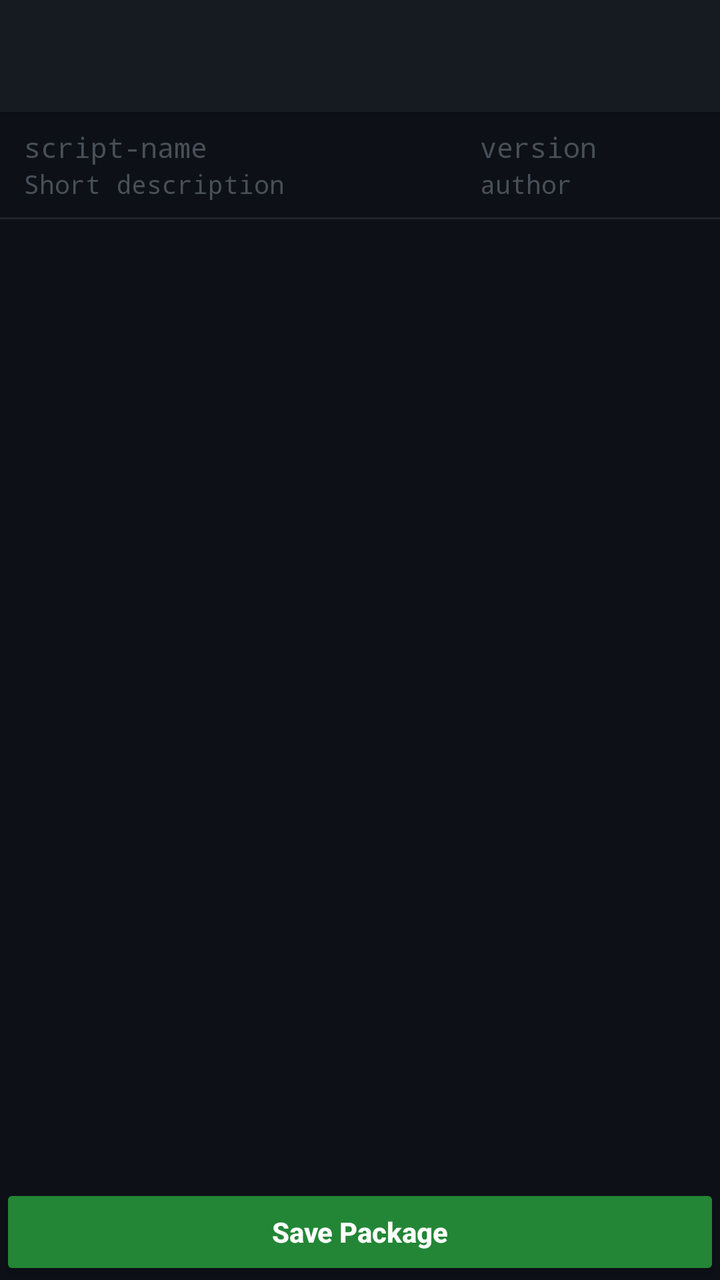
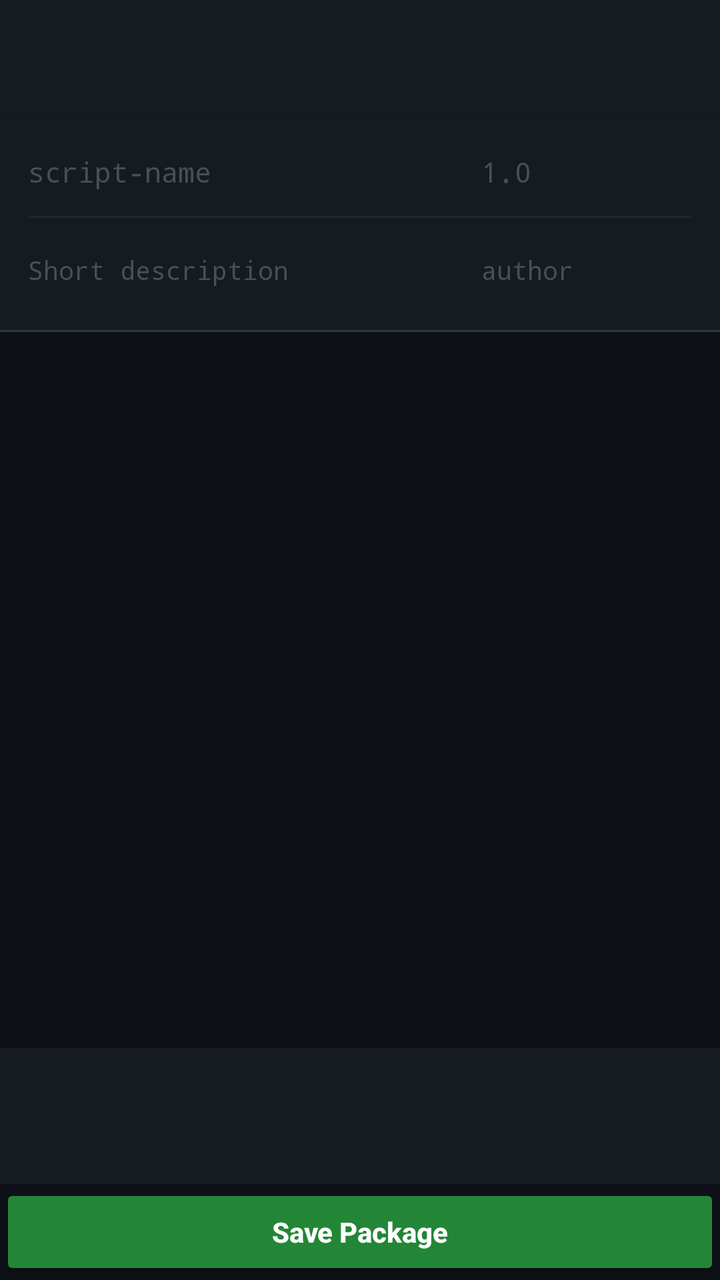

Two renders of the same Android screen: before a commit and after it. Below are the layout's source before the change and the commit's diff.
<!-- AndroidManifest.xml: application theme Theme.LayerDroidTerminal -->
<!-- res/layout/activity_edit_package.xml -->
<?xml version="1.0" encoding="utf-8"?>
<androidx.constraintlayout.widget.ConstraintLayout
    xmlns:android="http://schemas.android.com/apk/res/android"
    xmlns:app="http://schemas.android.com/apk/res-auto"
    android:layout_width="match_parent"
    android:layout_height="match_parent"
    android:background="#0D1117"
    android:fitsSystemWindows="true">

    <androidx.appcompat.widget.Toolbar
        android:id="@+id/toolbar"
        android:layout_width="0dp"
        android:layout_height="?attr/actionBarSize"
        android:background="#161B22"
        android:elevation="4dp"
        app:titleTextColor="#56D364"
        app:popupTheme="@style/ThemeOverlay.AppCompat.Dark"
        app:layout_constraintTop_toTopOf="parent"
        app:layout_constraintStart_toStartOf="parent"
        app:layout_constraintEnd_toEndOf="parent" />

    
    <LinearLayout
        android:id="@+id/rowMeta1"
        android:layout_width="0dp"
        android:layout_height="wrap_content"
        android:orientation="horizontal"
        android:paddingStart="12dp"
        android:paddingEnd="12dp"
        android:paddingTop="8dp"
        app:layout_constraintTop_toBottomOf="@id/toolbar"
        app:layout_constraintStart_toStartOf="parent"
        app:layout_constraintEnd_toEndOf="parent">

        <EditText
            android:id="@+id/etName"
            android:layout_width="0dp"
            android:layout_height="wrap_content"
            android:layout_weight="2"
            android:hint="script-name"
            android:textColor="#E6EDF3"
            android:textColorHint="#484F58"
            android:textSize="14sp"
            android:fontFamily="monospace"
            android:background="@null"
            android:inputType="textNoSuggestions"
            android:layout_marginEnd="12dp" />

        <EditText
            android:id="@+id/etVersion"
            android:layout_width="0dp"
            android:layout_height="wrap_content"
            android:layout_weight="1"
            android:hint="version"
            android:textColor="#E6EDF3"
            android:textColorHint="#484F58"
            android:textSize="14sp"
            android:fontFamily="monospace"
            android:background="@null"
            android:inputType="textNoSuggestions" />
    </LinearLayout>

    
    <LinearLayout
        android:id="@+id/rowMeta2"
        android:layout_width="0dp"
        android:layout_height="wrap_content"
        android:orientation="horizontal"
        android:paddingStart="12dp"
        android:paddingEnd="12dp"
        android:paddingBottom="8dp"
        app:layout_constraintTop_toBottomOf="@id/rowMeta1"
        app:layout_constraintStart_toStartOf="parent"
        app:layout_constraintEnd_toEndOf="parent">

        <EditText
            android:id="@+id/etDescription"
            android:layout_width="0dp"
            android:layout_height="wrap_content"
            android:layout_weight="2"
            android:hint="Short description"
            android:textColor="#E6EDF3"
            android:textColorHint="#484F58"
            android:textSize="13sp"
            android:fontFamily="monospace"
            android:background="@null"
            android:layout_marginEnd="12dp" />

        <EditText
            android:id="@+id/etAuthor"
            android:layout_width="0dp"
            android:layout_height="wrap_content"
            android:layout_weight="1"
            android:hint="author"
            android:textColor="#E6EDF3"
            android:textColorHint="#484F58"
            android:textSize="13sp"
            android:fontFamily="monospace"
            android:background="@null" />
    </LinearLayout>

    <View
        android:id="@+id/divider"
        android:layout_width="0dp"
        android:layout_height="1dp"
        android:background="#21262D"
        app:layout_constraintTop_toBottomOf="@id/rowMeta2"
        app:layout_constraintStart_toStartOf="parent"
        app:layout_constraintEnd_toEndOf="parent" />

    
    <EditText
        android:id="@+id/etCode"
        android:layout_width="0dp"
        android:layout_height="0dp"
        android:gravity="top|start"
        android:textColor="#E6EDF3"
        android:textSize="13sp"
        android:fontFamily="monospace"
        android:background="#0D1117"
        android:paddingStart="12dp"
        android:paddingEnd="12dp"
        android:paddingTop="10dp"
        android:paddingBottom="10dp"
        android:inputType="textMultiLine|textNoSuggestions"
        android:scrollbars="vertical"
        android:isScrollContainer="true"
        app:layout_constraintTop_toBottomOf="@id/divider"
        app:layout_constraintBottom_toTopOf="@id/btnSave"
        app:layout_constraintStart_toStartOf="parent"
        app:layout_constraintEnd_toEndOf="parent" />

    <Button
        android:id="@+id/btnSave"
        android:layout_width="0dp"
        android:layout_height="48dp"
        android:text="Save Package"
        android:textStyle="bold"
        android:textColor="@android:color/white"
        android:backgroundTint="#238636"
        android:textAllCaps="false"
        style="@style/Widget.AppCompat.Button.Colored"
        app:layout_constraintBottom_toBottomOf="parent"
        app:layout_constraintStart_toStartOf="parent"
        app:layout_constraintEnd_toEndOf="parent" />

</androidx.constraintlayout.widget.ConstraintLayout>
<!-- resources referenced by this layout -->
<resources>
  <style name="Theme.LayerDroidTerminal" parent="Theme.AppCompat.NoActionBar">
          <item name="colorPrimary">@color/terminal_green</item>
          <item name="colorPrimaryDark">@color/terminal_bar</item>
          <item name="colorAccent">@color/terminal_green</item>
          <item name="android:windowBackground">@color/terminal_bg</item>
          <item name="android:statusBarColor">@color/statusBar</item>
          <item name="android:navigationBarColor">@color/terminal_bar</item>
          <item name="android:windowSoftInputMode">adjustResize</item>
      </style>
  <color name="terminal_green">#56D364</color>
  <color name="terminal_bar">#161B22</color>
  <color name="terminal_bg">#0D1117</color>
  <color name="statusBar">#0D1117</color>
</resources>

<!-- the commit's change to res/layout/activity_edit_package.xml (unified diff, before → after) -->
@@ -14,6 +14,7 @@
         android:background="#161B22"
         android:elevation="4dp"
         app:titleTextColor="#56D364"
+        app:subtitleTextColor="#8B949E"
         app:popupTheme="@style/ThemeOverlay.AppCompat.Dark"
         app:layout_constraintTop_toTopOf="parent"
         app:layout_constraintStart_toStartOf="parent"
@@ -21,90 +22,99 @@
 
     
     <LinearLayout
-        android:id="@+id/rowMeta1"
+        android:id="@+id/metaSection"
         android:layout_width="0dp"
         android:layout_height="wrap_content"
-        android:orientation="horizontal"
-        android:paddingStart="12dp"
-        android:paddingEnd="12dp"
-        android:paddingTop="8dp"
+        android:orientation="vertical"
+        android:background="#161B22"
+        android:paddingStart="14dp"
+        android:paddingEnd="14dp"
+        android:paddingTop="10dp"
+        android:paddingBottom="10dp"
         app:layout_constraintTop_toBottomOf="@id/toolbar"
         app:layout_constraintStart_toStartOf="parent"
         app:layout_constraintEnd_toEndOf="parent">
 
-        <EditText
-            android:id="@+id/etName"
-            android:layout_width="0dp"
-            android:layout_height="wrap_content"
-            android:layout_weight="2"
-            android:hint="script-name"
-            android:textColor="#E6EDF3"
-            android:textColorHint="#484F58"
-            android:textSize="14sp"
-            android:fontFamily="monospace"
-            android:background="@null"
-            android:inputType="textNoSuggestions"
-            android:layout_marginEnd="12dp" />
-
-        <EditText
-            android:id="@+id/etVersion"
-            android:layout_width="0dp"
-            android:layout_height="wrap_content"
-            android:layout_weight="1"
-            android:hint="version"
-            android:textColor="#E6EDF3"
-            android:textColorHint="#484F58"
-            android:textSize="14sp"
-            android:fontFamily="monospace"
-            android:background="@null"
-            android:inputType="textNoSuggestions" />
+        
+        <LinearLayout
+            android:layout_width="match_parent"
+            android:layout_height="wrap_content"
+            android:orientation="horizontal">
+
+            <EditText
+                android:id="@+id/etName"
+                android:layout_width="0dp"
+                android:layout_height="40dp"
+                android:layout_weight="2"
+                android:hint="script-name"
+                android:textColor="#E6EDF3"
+                android:textColorHint="#484F58"
+                android:textSize="14sp"
+                android:fontFamily="monospace"
+                android:background="@null"
+                android:inputType="textNoSuggestions"
+                android:layout_marginEnd="16dp" />
+
+            <EditText
+                android:id="@+id/etVersion"
+                android:layout_width="0dp"
+                android:layout_height="40dp"
+                android:layout_weight="1"
+                android:hint="1.0"
+                android:textColor="#E6EDF3"
+                android:textColorHint="#484F58"
+                android:textSize="14sp"
+                android:fontFamily="monospace"
+                android:background="@null"
+                android:inputType="textNoSuggestions" />
+        </LinearLayout>
+
+        <View
+            android:layout_width="match_parent"
+            android:layout_height="1dp"
+            android:background="#21262D"
+            android:layout_marginTop="2dp"
+            android:layout_marginBottom="6dp" />
+
+        
+        <LinearLayout
+            android:layout_width="match_parent"
+            android:layout_height="wrap_content"
+            android:orientation="horizontal">
+
+            <EditText
+                android:id="@+id/etDescription"
+                android:layout_width="0dp"
+                android:layout_height="40dp"
+                android:layout_weight="2"
+                android:hint="Short description"
+                android:textColor="#E6EDF3"
+                android:textColorHint="#484F58"
+                android:textSize="13sp"
+                android:fontFamily="monospace"
+                android:background="@null"
+                android:layout_marginEnd="16dp" />
+
+            <EditText
+                android:id="@+id/etAuthor"
+                android:layout_width="0dp"
+                android:layout_height="40dp"
+                android:layout_weight="1"
+                android:hint="author"
+                android:textColor="#E6EDF3"
+                android:textColorHint="#484F58"
+                android:textSize="13sp"
+                android:fontFamily="monospace"
+                android:background="@null" />
+        </LinearLayout>
     </LinearLayout>
 
-    
-    <LinearLayout
-        android:id="@+id/rowMeta2"
-        android:layout_width="0dp"
-        android:layout_height="wrap_content"
-        android:orientation="horizontal"
-        android:paddingStart="12dp"
-        android:paddingEnd="12dp"
-        android:paddingBottom="8dp"
-        app:layout_constraintTop_toBottomOf="@id/rowMeta1"
-        app:layout_constraintStart_toStartOf="parent"
-        app:layout_constraintEnd_toEndOf="parent">
-
-        <EditText
-            android:id="@+id/etDescription"
-            android:layout_width="0dp"
-            android:layout_height="wrap_content"
-            android:layout_weight="2"
-            android:hint="Short description"
-            android:textColor="#E6EDF3"
-            android:textColorHint="#484F58"
-            android:textSize="13sp"
-            android:fontFamily="monospace"
-            android:background="@null"
-            android:layout_marginEnd="12dp" />
-
-        <EditText
-            android:id="@+id/etAuthor"
-            android:layout_width="0dp"
-            android:layout_height="wrap_content"
-            android:layout_weight="1"
-            android:hint="author"
-            android:textColor="#E6EDF3"
-            android:textColorHint="#484F58"
-            android:textSize="13sp"
-            android:fontFamily="monospace"
-            android:background="@null" />
-    </LinearLayout>
-
     <View
-        android:id="@+id/divider"
+        android:id="@+id/dividerMeta"
         android:layout_width="0dp"
         android:layout_height="1dp"
-        android:background="#21262D"
-        app:layout_constraintTop_toBottomOf="@id/rowMeta2"
+        android:background="#30363D"
+        app:layout_constraintTop_toBottomOf="@id/metaSection"
         app:layout_constraintStart_toStartOf="parent"
         app:layout_constraintEnd_toEndOf="parent" />
 
@@ -118,17 +128,70 @@
         android:textSize="13sp"
         android:fontFamily="monospace"
         android:background="#0D1117"
-        android:paddingStart="12dp"
-        android:paddingEnd="12dp"
+        android:paddingStart="14dp"
+        android:paddingEnd="14dp"
         android:paddingTop="10dp"
         android:paddingBottom="10dp"
         android:inputType="textMultiLine|textNoSuggestions"
         android:scrollbars="vertical"
         android:isScrollContainer="true"
-        app:layout_constraintTop_toBottomOf="@id/divider"
+        app:layout_constraintTop_toBottomOf="@id/dividerMeta"
+        app:layout_constraintBottom_toTopOf="@id/symbolBar"
+        app:layout_constraintStart_toStartOf="parent"
+        app:layout_constraintEnd_toEndOf="parent" />
+
+    
+    <HorizontalScrollView
+        android:id="@+id/symbolBar"
+        android:layout_width="0dp"
+        android:layout_height="40dp"
+        android:background="#161B22"
+        android:scrollbars="none"
+        android:paddingStart="6dp"
+        android:paddingEnd="6dp"
+        app:layout_constraintBottom_toTopOf="@id/statusBar"
+        app:layout_constraintStart_toStartOf="parent"
+        app:layout_constraintEnd_toEndOf="parent">
+
+        <LinearLayout
+            android:id="@+id/symbolContainer"
+            android:layout_width="wrap_content"
+            android:layout_height="match_parent"
+            android:orientation="horizontal"
+            android:gravity="center_vertical" />
+    </HorizontalScrollView>
+
+    
+    <LinearLayout
+        android:id="@+id/statusBar"
+        android:layout_width="0dp"
+        android:layout_height="28dp"
+        android:orientation="horizontal"
+        android:background="#161B22"
+        android:gravity="center_vertical"
+        android:paddingStart="14dp"
+        android:paddingEnd="14dp"
         app:layout_constraintBottom_toTopOf="@id/btnSave"
         app:layout_constraintStart_toStartOf="parent"
-        app:layout_constraintEnd_toEndOf="parent" />
+        app:layout_constraintEnd_toEndOf="parent">
+
+        <TextView
+            android:id="@+id/tvStatus"
+            android:layout_width="0dp"
+            android:layout_height="wrap_content"
+            android:layout_weight="1"
+            android:textColor="#484F58"
+            android:textSize="11sp"
+            android:fontFamily="monospace" />
+
+        <TextView
+            android:id="@+id/tvLineCount"
+            android:layout_width="wrap_content"
+            android:layout_height="wrap_content"
+            android:textColor="#484F58"
+            android:textSize="11sp"
+            android:fontFamily="monospace" />
+    </LinearLayout>
 
     <Button
         android:id="@+id/btnSave"
@@ -136,9 +199,9 @@
         android:layout_height="48dp"
         android:text="Save Package"
         android:textStyle="bold"
+        android:textAllCaps="false"
         android:textColor="@android:color/white"
         android:backgroundTint="#238636"
-        android:textAllCaps="false"
         style="@style/Widget.AppCompat.Button.Colored"
         app:layout_constraintBottom_toBottomOf="parent"
         app:layout_constraintStart_toStartOf="parent"
